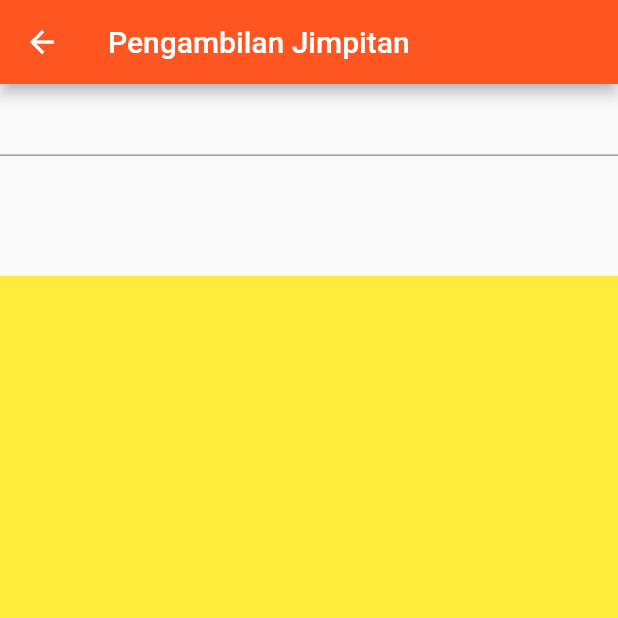
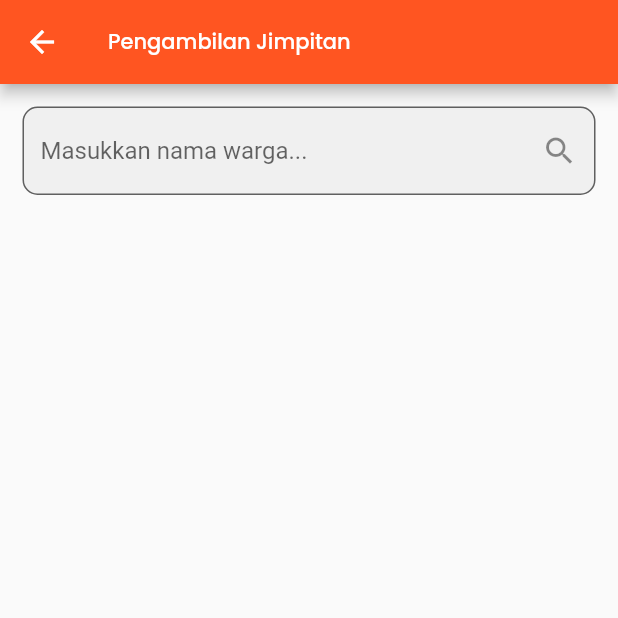
Before and after one commit to izazdhiya/jimpitan, a Flutter app: the Pengambilan screen opened directly, on a phone screen of 412 x 824 dp, the top half of it. Run offline on Flutter 3.47's test engine with Material 2 defaults, Android fonts, the light colour scheme and no system bars; our stand-ins replace cloud_firestore, firebase_core, google_fonts; missing offline and left inert: cloud_firestore_web, firebase_core_web; accounts and stored records are empty.

Commit message:
Update pengambilan.dart

```diff
--- a/lib/view/pengambilan.dart
+++ b/lib/view/pengambilan.dart
@@ -1,4 +1,8 @@
+import 'package:cloud_firestore/cloud_firestore.dart';
 import 'package:flutter/material.dart';
+import 'package:google_fonts/google_fonts.dart';
+import 'package:intl/intl.dart';
+import 'package:jimpitan/view/detailpengambilan.dart';
 
 class Pengambilan extends StatefulWidget {
   const Pengambilan({Key? key}) : super(key: key);
@@ -8,35 +12,151 @@ class Pengambilan extends StatefulWidget {
 }
 
 class _PengambilanState extends State<Pengambilan> {
+  TextEditingController _search = TextEditingController();
+
+  // @override
+  // void initState() {
+  //   super.initState();
+  //   _search.addListener(onSearchChanged);
+  // }
+
+  // @override
+  // void dispose() {
+  //   _search.removeListener(onSearchChanged);
+  //   _search.dispose();
+  //   super.dispose();
+  // }
+
+  // onSearchChanged() {
+  //   print(_search);
+  // }
+
   @override
   Widget build(BuildContext context) {
-    Size screenSize = MediaQuery.of(context).size;
-    int heightSize = screenSize.height.toInt();
-    int widthSize = screenSize.width.toInt();
+    FirebaseFirestore firestore = FirebaseFirestore.instance;
+    CollectionReference warga = firestore.collection('warga');
+    // var filter = '';
+    // Size screenSize = MediaQuery.of(context).size;
+    // int heightSize = screenSize.height.toInt();
+    // int widthSize = screenSize.width.toInt();
     return Scaffold(
         appBar: AppBar(
-            title: Text("Pengambilan Jimpitan"),
+            title: Text("Pengambilan Jimpitan",
+                style: GoogleFonts.poppins(
+                    textStyle:
+                        TextStyle(fontSize: 14, fontWeight: FontWeight.w500))),
             backgroundColor: Color(0xFFFF5521)),
         body: LayoutBuilder(
             builder: (context, index) => Container(
-                child: heightSize > widthSize
-                    ?
-                    // Portrait View
-                    Column(
-                        children: [
-                          Expanded(
-                            flex: 1,
-                            child: TextField(),
+                    child: Column(
+                  children: [
+                    Container(
+                      padding: EdgeInsets.all(15),
+                      child: TextField(
+                        controller: _search,
+                        decoration: InputDecoration(
+                          filled: true,
+                          hintText: "Masukkan nama warga...",
+                          suffixIcon: IconButton(
+                              onPressed: () {}, icon: Icon(Icons.search)),
+                          border: OutlineInputBorder(
+                            borderRadius: BorderRadius.all(Radius.circular(10)),
                           ),
-                          Expanded(
-                              flex: 5,
-                              child: Container(
-                                color: Colors.yellow,
-                              ))
-                        ],
-                      )
-                    : Column(
-                        children: [TextField()],
-                      ))));
+                        ),
+                      ),
+                    ),
+                    Expanded(
+                      child: ListView(children: [
+                        StreamBuilder<QuerySnapshot>(
+                          stream: //filter.isEmpty?
+                              warga.orderBy('nama').snapshots(),
+                          // : warga
+                          //     .where('nama', isEqualTo: filter)
+                          //     .orderBy('nama')
+                          //     .snapshots(),
+                          builder: (_, snapshot) {
+                            if (snapshot.hasData) {
+                              return Column(
+                                children: snapshot.data!.docs
+                                    .map((e) => ItemCard(e['nama'], e))
+                                    .toList(),
+                              );
+                            } else {
+                              return Center(
+                                  child: Center(child: Text('Loading')));
+                            }
+                          },
+                        )
+                      ]),
+                    )
+                  ],
+                ))));
   }
 }
+
+class ItemCard extends StatelessWidget {
+  final String nama;
+  final e;
+
+  ItemCard(this.nama, this.e);
+
+  @override
+  Widget build(BuildContext context) {
+    FirebaseFirestore firestore = FirebaseFirestore.instance;
+    CollectionReference jimpitan = firestore.collection('jimpitan');
+    return Container(
+        margin: EdgeInsets.only(left: 15, top: 5, right: 15, bottom: 5),
+        child: MaterialButton(
+          height: 50,
+          color: Color(0xFFC4C4C4),
+          shape:
+              RoundedRectangleBorder(borderRadius: BorderRadius.circular(10)),
+          onPressed: () {
+            Navigator.push(
+                context,
+                MaterialPageRoute(
+                    builder: (context) => DetailPengambilan(nama: nama)));
+          },
+          child: Row(
+            mainAxisAlignment: MainAxisAlignment.spaceBetween,
+            children: [
+              Text(nama,
+                  style: GoogleFonts.poppins(
+                      fontWeight: FontWeight.w600, fontSize: 16)),
+              Container(
+                child: StreamBuilder<QuerySnapshot>(
+                  stream: jimpitan.where('nama', isEqualTo: nama).snapshots(),
+                  builder: (_, snapshot) {
+                    if (snapshot.hasData) {
+                      List myDocCount =
+                          snapshot.data!.docs.map((e) => e['jumlah']).toList();
+                      num jumlahjimpitan = 0;
+                      for (var i in myDocCount) {
+                        jumlahjimpitan = jumlahjimpitan + i;
+                      }
+                      return Text(
+                          NumberFormat.simpleCurrency(locale: 'id')
+                              .format(jumlahjimpitan),
+                          style: GoogleFonts.poppins(
+                              textStyle: TextStyle(
+                                  color: Color(0xFF348A36),
+                                  fontSize: 16,
+                                  fontWeight: FontWeight.w500)));
+                    } else {
+                      return Center(
+                          child: Center(
+                              child: Text('Rp 0',
+                                  style: GoogleFonts.poppins(
+                                      textStyle: TextStyle(
+                                          color: Color(0xFF348A36),
+                                          fontSize: 16,
+                                          fontWeight: FontWeight.w500)))));
+                    }
+                  },
+                ),
+              ),
+            ],
+          ),
+        ));
+  }
+}
```
